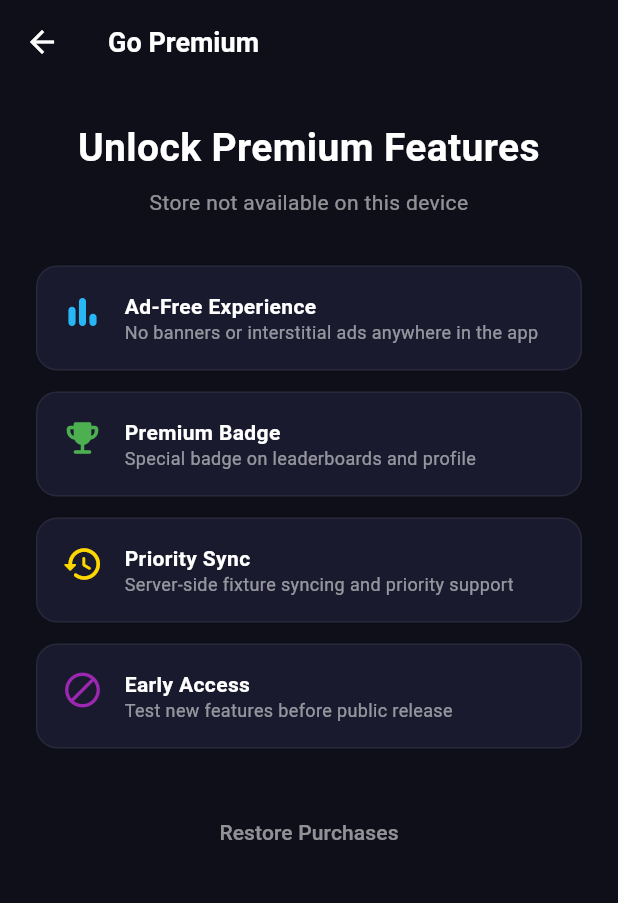
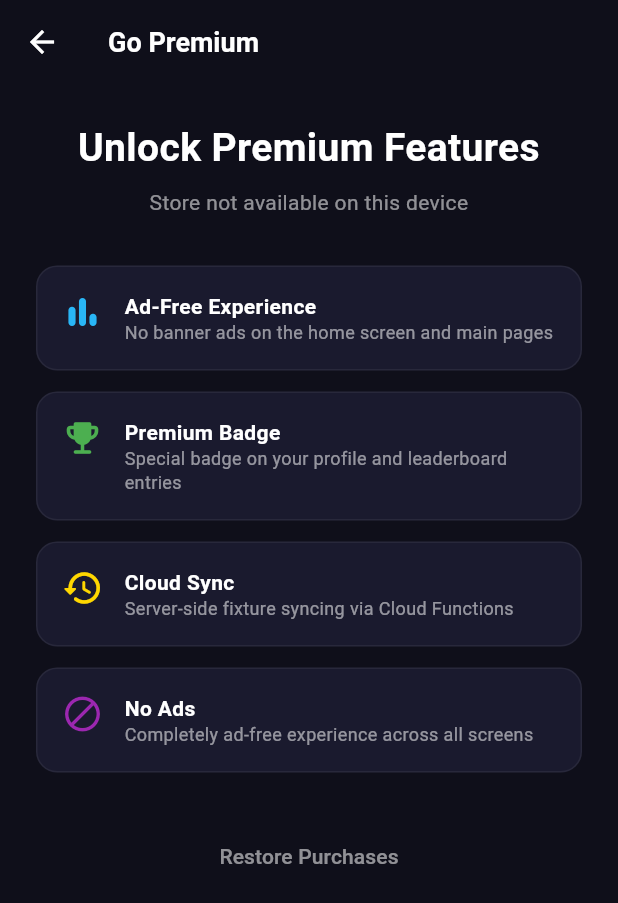
Before and after one commit to Mattathiasa/prediction_league, a Flutter app: the PaywallScreen screen opened directly, on a phone screen of 412 x 824 dp. Shown: the top 903 px of the screen. Run offline on Flutter 3.47's test engine with Material 3 defaults, Android fonts, the phone set to English and light mode, and no system bars; our stand-ins replace cached_network_image, cloud_firestore, cloud_functions, firebase_auth, firebase_core, flutter_local_notifications and 5 more; missing offline and left inert: firebase_app_check; accounts and stored records are empty; generated files the repository leaves out were written again; network calls fail.

```diff
--- a/lib/main.dart
+++ b/lib/main.dart
@@ -23,7 +23,6 @@ void main() async {
   await Firebase.initializeApp(options: DefaultFirebaseOptions.currentPlatform);
 
   await FirebaseAppCheck.instance.activate(
-    webProvider: ReCaptchaV3Provider('YOUR_RECAPTCHA_SITE_KEY'),
     androidProvider: AndroidProvider.playIntegrity,
     appleProvider: AppleProvider.deviceCheck,
   );
--- a/lib/screens/paywall_screen.dart
+++ b/lib/screens/paywall_screen.dart
@@ -71,30 +71,32 @@ class _PaywallScreenState extends State<PaywallScreen> {
                   const _FeatureCard(
                     icon: Icons.bar_chart_rounded,
                     title: 'Ad-Free Experience',
-                    description: 'No banners or interstitial ads anywhere '
-                        'in the app',
+                    description: 'No banner ads on the home screen '
+                        'and main pages',
                     color: Color(0xFF29B6F6),
                   ),
                   const SizedBox(height: 14),
                   const _FeatureCard(
                     icon: Icons.emoji_events_rounded,
                     title: 'Premium Badge',
-                    description: 'Special badge on leaderboards and profile',
+                    description: 'Special badge on your profile '
+                        'and leaderboard entries',
                     color: Color(0xFF4CAF50),
                   ),
                   const SizedBox(height: 14),
                   const _FeatureCard(
                     icon: Icons.history_rounded,
-                    title: 'Priority Sync',
-                    description: 'Server-side fixture syncing and '
-                        'priority support',
+                    title: 'Cloud Sync',
+                    description: 'Server-side fixture syncing via '
+                        'Cloud Functions',
                     color: Color(0xFFFFD700),
                   ),
                   const SizedBox(height: 14),
                   const _FeatureCard(
                     icon: Icons.block,
-                    title: 'Early Access',
-                    description: 'Test new features before public release',
+                    title: 'No Ads',
+                    description: 'Completely ad-free experience '
+                        'across all screens',
                     color: Color(0xFF9C27B0),
                   ),
                   const SizedBox(height: 32),
--- a/lib/services/subscription_service.dart
+++ b/lib/services/subscription_service.dart
@@ -1,6 +1,7 @@
 import 'dart:async';
 import 'package:flutter/foundation.dart';
 import 'package:in_app_purchase/in_app_purchase.dart';
+import 'package:cloud_functions/cloud_functions.dart';
 import 'package:cloud_firestore/cloud_firestore.dart';
 
 class SubscriptionService extends ChangeNotifier {
@@ -74,11 +75,12 @@ class SubscriptionService extends ChangeNotifier {
 
   Future<void> _savePremiumToFirestore(String userId, bool premium) async {
     try {
-      await _db.collection('users').doc(userId).update({
+      await FirebaseFunctions.instance.httpsCallable('setPremium')({
+        'userId': userId,
         'isPremium': premium,
       });
     } catch (e) {
-      // Firestore write failed (offline or rules) — cache in memory only
+      // Cloud Function call failed (offline or rules) — cache in memory only
     }
     _isPremium = premium;
     notifyListeners();
--- a/pubspec.yaml
+++ b/pubspec.yaml
@@ -23,7 +23,6 @@ dependencies:
   share_plus: ^13.3.0
   google_mobile_ads: ^9.1.0
   in_app_purchase: ^3.3.1
-  shared_preferences: ^2.5.5
   cloud_functions: ^5.6.2
 
 dev_dependencies:
```
Also changed, not shown: lib/config/app_config.dart (deleted, +0 -20 lines), lib/services/result_service.dart (deleted, +0 -144 lines), pubspec.lock, 2 other files.
